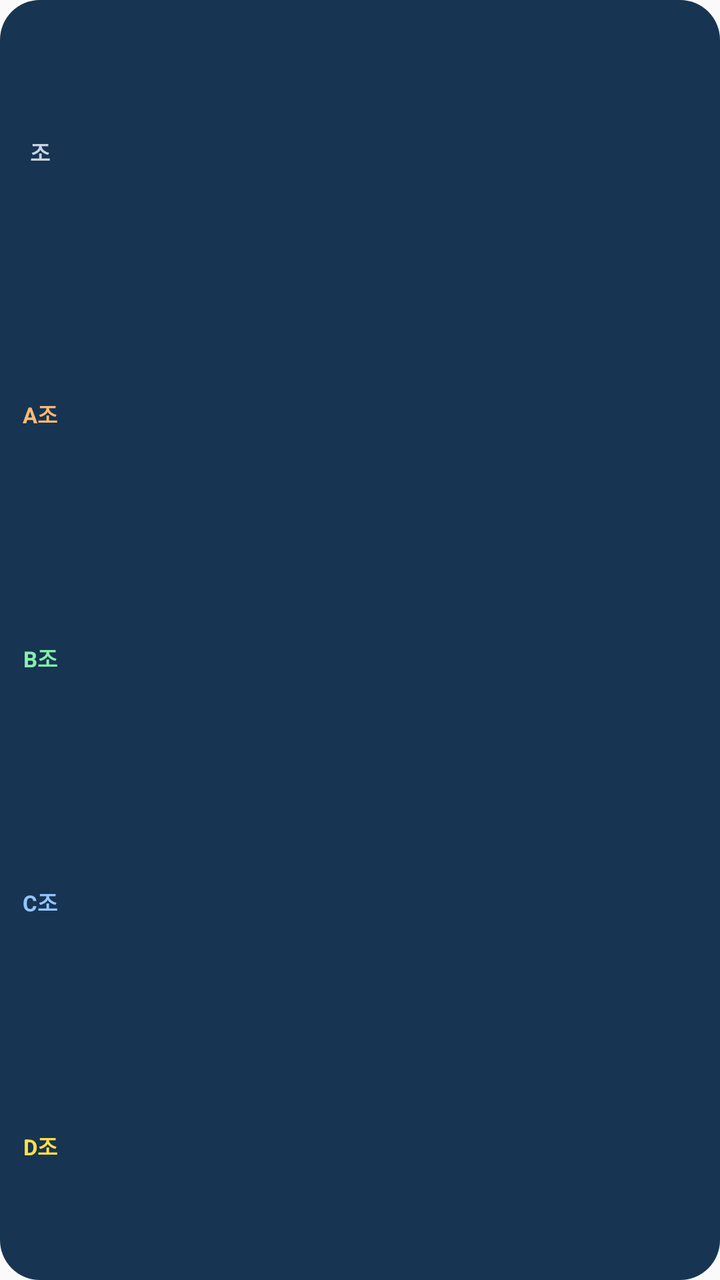
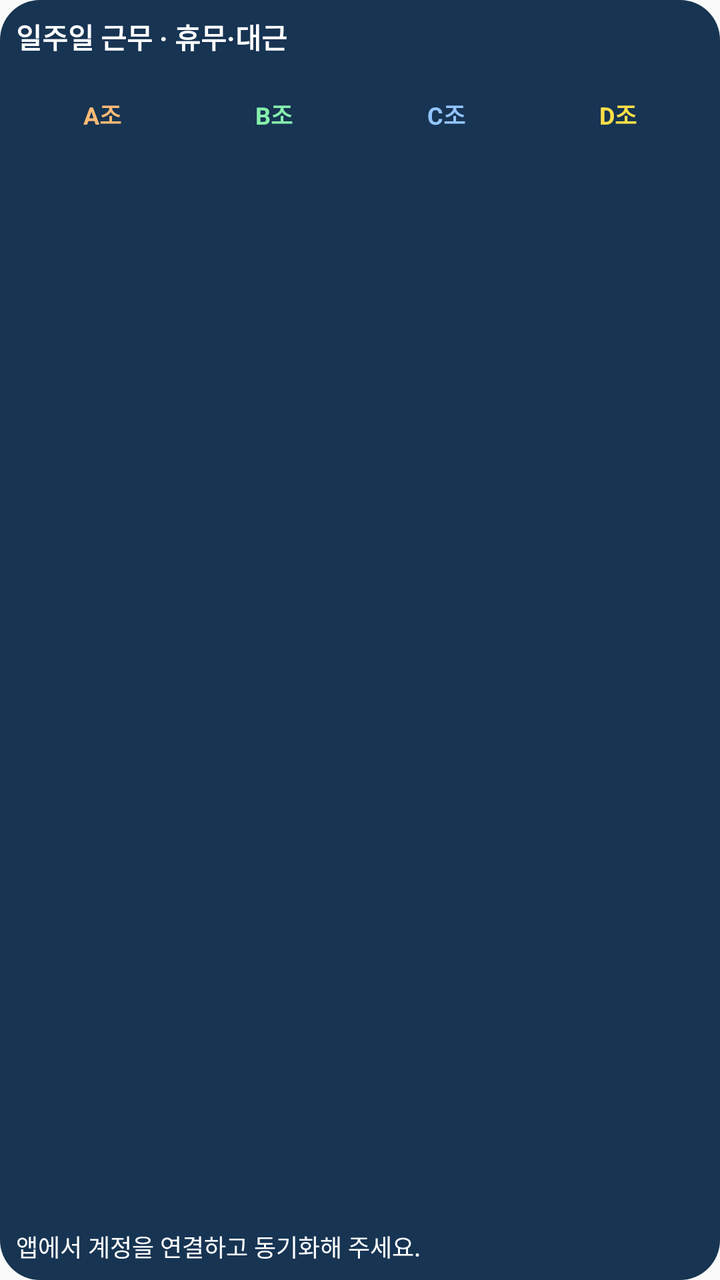

Before-and-after screenshots of an Android layout around one commit, followed by the original layout XML and the change that was made.
<!-- AndroidManifest.xml: application theme android:Theme.Material.Light.NoActionBar -->
<!-- res/layout/shift_widget.xml -->
<LinearLayout xmlns:android="http://schemas.android.com/apk/res/android" android:id="@+id/widget_root" android:layout_width="match_parent" android:layout_height="match_parent" android:orientation="vertical" android:padding="6dp" android:background="@drawable/widget_background">
<LinearLayout android:layout_width="match_parent" android:layout_height="0dp" android:layout_weight="1.15" android:orientation="horizontal">
<TextView android:layout_width="28dp" android:layout_height="match_parent" android:gravity="center" android:text="조" android:textStyle="bold" android:textSize="11sp" android:includeFontPadding="false" android:textColor="#CBD5E1"/>
<TextView android:id="@+id/date0" android:layout_width="0dp" android:layout_height="match_parent" android:layout_weight="1" android:gravity="center" android:textSize="10sp" android:includeFontPadding="false" android:textColor="#FFFFFF" android:maxLines="2"/>
<TextView android:id="@+id/date1" android:layout_width="0dp" android:layout_height="match_parent" android:layout_weight="1" android:gravity="center" android:textSize="10sp" android:includeFontPadding="false" android:textColor="#FFFFFF" android:maxLines="2"/>
<TextView android:id="@+id/date2" android:layout_width="0dp" android:layout_height="match_parent" android:layout_weight="1" android:gravity="center" android:textSize="10sp" android:includeFontPadding="false" android:textColor="#FFFFFF" android:maxLines="2"/>
<TextView android:id="@+id/date3" android:layout_width="0dp" android:layout_height="match_parent" android:layout_weight="1" android:gravity="center" android:textSize="10sp" android:includeFontPadding="false" android:textColor="#FFFFFF" android:maxLines="2"/>
<TextView android:id="@+id/date4" android:layout_width="0dp" android:layout_height="match_parent" android:layout_weight="1" android:gravity="center" android:textSize="10sp" android:includeFontPadding="false" android:textColor="#FFFFFF" android:maxLines="2"/>
<TextView android:id="@+id/date5" android:layout_width="0dp" android:layout_height="match_parent" android:layout_weight="1" android:gravity="center" android:textSize="10sp" android:includeFontPadding="false" android:textColor="#FFFFFF" android:maxLines="2"/>
<TextView android:id="@+id/date6" android:layout_width="0dp" android:layout_height="match_parent" android:layout_weight="1" android:gravity="center" android:textSize="10sp" android:includeFontPadding="false" android:textColor="#FFFFFF" android:maxLines="2"/>
</LinearLayout>
<LinearLayout android:layout_width="match_parent" android:layout_height="0dp" android:layout_weight="1" android:orientation="horizontal">
<TextView android:layout_width="28dp" android:layout_height="match_parent" android:gravity="center" android:text="A조" android:textStyle="bold" android:textSize="11sp" android:includeFontPadding="false" android:textColor="#FDBA74"/>
<TextView android:id="@+id/a0" android:layout_width="0dp" android:layout_height="match_parent" android:layout_weight="1" android:gravity="center" android:textSize="10sp" android:includeFontPadding="false" android:textColor="#FFFFFF" android:maxLines="2"/>
<TextView android:id="@+id/a1" android:layout_width="0dp" android:layout_height="match_parent" android:layout_weight="1" android:gravity="center" android:textSize="10sp" android:includeFontPadding="false" android:textColor="#FFFFFF" android:maxLines="2"/>
<TextView android:id="@+id/a2" android:layout_width="0dp" android:layout_height="match_parent" android:layout_weight="1" android:gravity="center" android:textSize="10sp" android:includeFontPadding="false" android:textColor="#FFFFFF" android:maxLines="2"/>
<TextView android:id="@+id/a3" android:layout_width="0dp" android:layout_height="match_parent" android:layout_weight="1" android:gravity="center" android:textSize="10sp" android:includeFontPadding="false" android:textColor="#FFFFFF" android:maxLines="2"/>
<TextView android:id="@+id/a4" android:layout_width="0dp" android:layout_height="match_parent" android:layout_weight="1" android:gravity="center" android:textSize="10sp" android:includeFontPadding="false" android:textColor="#FFFFFF" android:maxLines="2"/>
<TextView android:id="@+id/a5" android:layout_width="0dp" android:layout_height="match_parent" android:layout_weight="1" android:gravity="center" android:textSize="10sp" android:includeFontPadding="false" android:textColor="#FFFFFF" android:maxLines="2"/>
<TextView android:id="@+id/a6" android:layout_width="0dp" android:layout_height="match_parent" android:layout_weight="1" android:gravity="center" android:textSize="10sp" android:includeFontPadding="false" android:textColor="#FFFFFF" android:maxLines="2"/>
</LinearLayout>
<LinearLayout android:layout_width="match_parent" android:layout_height="0dp" android:layout_weight="1" android:orientation="horizontal">
<TextView android:layout_width="28dp" android:layout_height="match_parent" android:gravity="center" android:text="B조" android:textStyle="bold" android:textSize="11sp" android:includeFontPadding="false" android:textColor="#86EFAC"/>
<TextView android:id="@+id/b0" android:layout_width="0dp" android:layout_height="match_parent" android:layout_weight="1" android:gravity="center" android:textSize="10sp" android:includeFontPadding="false" android:textColor="#FFFFFF" android:maxLines="2"/>
<TextView android:id="@+id/b1" android:layout_width="0dp" android:layout_height="match_parent" android:layout_weight="1" android:gravity="center" android:textSize="10sp" android:includeFontPadding="false" android:textColor="#FFFFFF" android:maxLines="2"/>
<TextView android:id="@+id/b2" android:layout_width="0dp" android:layout_height="match_parent" android:layout_weight="1" android:gravity="center" android:textSize="10sp" android:includeFontPadding="false" android:textColor="#FFFFFF" android:maxLines="2"/>
<TextView android:id="@+id/b3" android:layout_width="0dp" android:layout_height="match_parent" android:layout_weight="1" android:gravity="center" android:textSize="10sp" android:includeFontPadding="false" android:textColor="#FFFFFF" android:maxLines="2"/>
<TextView android:id="@+id/b4" android:layout_width="0dp" android:layout_height="match_parent" android:layout_weight="1" android:gravity="center" android:textSize="10sp" android:includeFontPadding="false" android:textColor="#FFFFFF" android:maxLines="2"/>
<TextView android:id="@+id/b5" android:layout_width="0dp" android:layout_height="match_parent" android:layout_weight="1" android:gravity="center" android:textSize="10sp" android:includeFontPadding="false" android:textColor="#FFFFFF" android:maxLines="2"/>
<TextView android:id="@+id/b6" android:layout_width="0dp" android:layout_height="match_parent" android:layout_weight="1" android:gravity="center" android:textSize="10sp" android:includeFontPadding="false" android:textColor="#FFFFFF" android:maxLines="2"/>
</LinearLayout>
<LinearLayout android:layout_width="match_parent" android:layout_height="0dp" android:layout_weight="1" android:orientation="horizontal">
<TextView android:layout_width="28dp" android:layout_height="match_parent" android:gravity="center" android:text="C조" android:textStyle="bold" android:textSize="11sp" android:includeFontPadding="false" android:textColor="#93C5FD"/>
<TextView android:id="@+id/c0" android:layout_width="0dp" android:layout_height="match_parent" android:layout_weight="1" android:gravity="center" android:textSize="10sp" android:includeFontPadding="false" android:textColor="#FFFFFF" android:maxLines="2"/>
<TextView android:id="@+id/c1" android:layout_width="0dp" android:layout_height="match_parent" android:layout_weight="1" android:gravity="center" android:textSize="10sp" android:includeFontPadding="false" android:textColor="#FFFFFF" android:maxLines="2"/>
<TextView android:id="@+id/c2" android:layout_width="0dp" android:layout_height="match_parent" android:layout_weight="1" android:gravity="center" android:textSize="10sp" android:includeFontPadding="false" android:textColor="#FFFFFF" android:maxLines="2"/>
<TextView android:id="@+id/c3" android:layout_width="0dp" android:layout_height="match_parent" android:layout_weight="1" android:gravity="center" android:textSize="10sp" android:includeFontPadding="false" android:textColor="#FFFFFF" android:maxLines="2"/>
<TextView android:id="@+id/c4" android:layout_width="0dp" android:layout_height="match_parent" android:layout_weight="1" android:gravity="center" android:textSize="10sp" android:includeFontPadding="false" android:textColor="#FFFFFF" android:maxLines="2"/>
<TextView android:id="@+id/c5" android:layout_width="0dp" android:layout_height="match_parent" android:layout_weight="1" android:gravity="center" android:textSize="10sp" android:includeFontPadding="false" android:textColor="#FFFFFF" android:maxLines="2"/>
<TextView android:id="@+id/c6" android:layout_width="0dp" android:layout_height="match_parent" android:layout_weight="1" android:gravity="center" android:textSize="10sp" android:includeFontPadding="false" android:textColor="#FFFFFF" android:maxLines="2"/>
</LinearLayout>
<LinearLayout android:layout_width="match_parent" android:layout_height="0dp" android:layout_weight="1" android:orientation="horizontal">
<TextView android:layout_width="28dp" android:layout_height="match_parent" android:gravity="center" android:text="D조" android:textStyle="bold" android:textSize="11sp" android:includeFontPadding="false" android:textColor="#FDE047"/>
<TextView android:id="@+id/d0" android:layout_width="0dp" android:layout_height="match_parent" android:layout_weight="1" android:gravity="center" android:textSize="10sp" android:includeFontPadding="false" android:textColor="#FFFFFF" android:maxLines="2"/>
<TextView android:id="@+id/d1" android:layout_width="0dp" android:layout_height="match_parent" android:layout_weight="1" android:gravity="center" android:textSize="10sp" android:includeFontPadding="false" android:textColor="#FFFFFF" android:maxLines="2"/>
<TextView android:id="@+id/d2" android:layout_width="0dp" android:layout_height="match_parent" android:layout_weight="1" android:gravity="center" android:textSize="10sp" android:includeFontPadding="false" android:textColor="#FFFFFF" android:maxLines="2"/>
<TextView android:id="@+id/d3" android:layout_width="0dp" android:layout_height="match_parent" android:layout_weight="1" android:gravity="center" android:textSize="10sp" android:includeFontPadding="false" android:textColor="#FFFFFF" android:maxLines="2"/>
<TextView android:id="@+id/d4" android:layout_width="0dp" android:layout_height="match_parent" android:layout_weight="1" android:gravity="center" android:textSize="10sp" android:includeFontPadding="false" android:textColor="#FFFFFF" android:maxLines="2"/>
<TextView android:id="@+id/d5" android:layout_width="0dp" android:layout_height="match_parent" android:layout_weight="1" android:gravity="center" android:textSize="10sp" android:includeFontPadding="false" android:textColor="#FFFFFF" android:maxLines="2"/>
<TextView android:id="@+id/d6" android:layout_width="0dp" android:layout_height="match_parent" android:layout_weight="1" android:gravity="center" android:textSize="10sp" android:includeFontPadding="false" android:textColor="#FFFFFF" android:maxLines="2"/>
</LinearLayout>
</LinearLayout>
<!-- resources referenced by this layout -->
<resources>
  <!-- drawable widget_background (drawable) -->
  <shape xmlns:android="http://schemas.android.com/apk/res/android"><solid android:color="#173453"/><corners android:radius="20dp"/></shape>
</resources>

<!-- the commit's change to res/layout/shift_widget.xml (unified diff, before → after) -->
@@ -1,52 +1,14 @@
-<LinearLayout xmlns:android="http://schemas.android.com/apk/res/android" android:id="@+id/widget_root" android:layout_width="match_parent" android:layout_height="match_parent" android:orientation="vertical" android:padding="6dp" android:background="@drawable/widget_background">
-<LinearLayout android:layout_width="match_parent" android:layout_height="0dp" android:layout_weight="1.15" android:orientation="horizontal">
-<TextView android:layout_width="28dp" android:layout_height="match_parent" android:gravity="center" android:text="조" android:textStyle="bold" android:textSize="11sp" android:includeFontPadding="false" android:textColor="#CBD5E1"/>
-<TextView android:id="@+id/date0" android:layout_width="0dp" android:layout_height="match_parent" android:layout_weight="1" android:gravity="center" android:textSize="10sp" android:includeFontPadding="false" android:textColor="#FFFFFF" android:maxLines="2"/>
-<TextView android:id="@+id/date1" android:layout_width="0dp" android:layout_height="match_parent" android:layout_weight="1" android:gravity="center" android:textSize="10sp" android:includeFontPadding="false" android:textColor="#FFFFFF" android:maxLines="2"/>
-<TextView android:id="@+id/date2" android:layout_width="0dp" android:layout_height="match_parent" android:layout_weight="1" android:gravity="center" android:textSize="10sp" android:includeFontPadding="false" android:textColor="#FFFFFF" android:maxLines="2"/>
-<TextView android:id="@+id/date3" android:layout_width="0dp" android:layout_height="match_parent" android:layout_weight="1" android:gravity="center" android:textSize="10sp" android:includeFontPadding="false" android:textColor="#FFFFFF" android:maxLines="2"/>
-<TextView android:id="@+id/date4" android:layout_width="0dp" android:layout_height="match_parent" android:layout_weight="1" android:gravity="center" android:textSize="10sp" android:includeFontPadding="false" android:textColor="#FFFFFF" android:maxLines="2"/>
-<TextView android:id="@+id/date5" android:layout_width="0dp" android:layout_height="match_parent" android:layout_weight="1" android:gravity="center" android:textSize="10sp" android:includeFontPadding="false" android:textColor="#FFFFFF" android:maxLines="2"/>
-<TextView android:id="@+id/date6" android:layout_width="0dp" android:layout_height="match_parent" android:layout_weight="1" android:gravity="center" android:textSize="10sp" android:includeFontPadding="false" android:textColor="#FFFFFF" android:maxLines="2"/>
+<LinearLayout xmlns:android="http://schemas.android.com/apk/res/android" android:layout_width="match_parent" android:layout_height="match_parent" android:orientation="vertical" android:padding="8dp" android:background="@drawable/widget_background">
+<LinearLayout android:id="@+id/widget_heading" android:layout_width="match_parent" android:layout_height="wrap_content" android:orientation="vertical">
+<TextView android:layout_width="match_parent" android:layout_height="wrap_content" android:text="일주일 근무 · 휴무·대근" android:textSize="14sp" android:textStyle="bold" android:textColor="#FFFFFF"/>
+<TextView android:id="@+id/widget_status" android:layout_width="match_parent" android:layout_height="wrap_content" android:textSize="10sp" android:textColor="#CBD5E1" android:paddingBottom="4dp"/>
 </LinearLayout>
-<LinearLayout android:layout_width="match_parent" android:layout_height="0dp" android:layout_weight="1" android:orientation="horizontal">
-<TextView android:layout_width="28dp" android:layout_height="match_parent" android:gravity="center" android:text="A조" android:textStyle="bold" android:textSize="11sp" android:includeFontPadding="false" android:textColor="#FDBA74"/>
-<TextView android:id="@+id/a0" android:layout_width="0dp" android:layout_height="match_parent" android:layout_weight="1" android:gravity="center" android:textSize="10sp" android:includeFontPadding="false" android:textColor="#FFFFFF" android:maxLines="2"/>
-<TextView android:id="@+id/a1" android:layout_width="0dp" android:layout_height="match_parent" android:layout_weight="1" android:gravity="center" android:textSize="10sp" android:includeFontPadding="false" android:textColor="#FFFFFF" android:maxLines="2"/>
-<TextView android:id="@+id/a2" android:layout_width="0dp" android:layout_height="match_parent" android:layout_weight="1" android:gravity="center" android:textSize="10sp" android:includeFontPadding="false" android:textColor="#FFFFFF" android:maxLines="2"/>
-<TextView android:id="@+id/a3" android:layout_width="0dp" android:layout_height="match_parent" android:layout_weight="1" android:gravity="center" android:textSize="10sp" android:includeFontPadding="false" android:textColor="#FFFFFF" android:maxLines="2"/>
-<TextView android:id="@+id/a4" android:layout_width="0dp" android:layout_height="match_parent" android:layout_weight="1" android:gravity="center" android:textSize="10sp" android:includeFontPadding="false" android:textColor="#FFFFFF" android:maxLines="2"/>
-<TextView android:id="@+id/a5" android:layout_width="0dp" android:layout_height="match_parent" android:layout_weight="1" android:gravity="center" android:textSize="10sp" android:includeFontPadding="false" android:textColor="#FFFFFF" android:maxLines="2"/>
-<TextView android:id="@+id/a6" android:layout_width="0dp" android:layout_height="match_parent" android:layout_weight="1" android:gravity="center" android:textSize="10sp" android:includeFontPadding="false" android:textColor="#FFFFFF" android:maxLines="2"/>
+<LinearLayout android:layout_width="match_parent" android:layout_height="22dp" android:orientation="horizontal">
+<TextView android:layout_width="0dp" android:layout_height="match_parent" android:layout_weight="1" android:gravity="center" android:text="A조" android:textStyle="bold" android:textSize="12sp" android:textColor="#FDBA74"/>
+<TextView android:layout_width="0dp" android:layout_height="match_parent" android:layout_weight="1" android:gravity="center" android:text="B조" android:textStyle="bold" android:textSize="12sp" android:textColor="#86EFAC"/>
+<TextView android:layout_width="0dp" android:layout_height="match_parent" android:layout_weight="1" android:gravity="center" android:text="C조" android:textStyle="bold" android:textSize="12sp" android:textColor="#93C5FD"/>
+<TextView android:layout_width="0dp" android:layout_height="match_parent" android:layout_weight="1" android:gravity="center" android:text="D조" android:textStyle="bold" android:textSize="12sp" android:textColor="#FDE047"/>
 </LinearLayout>
-<LinearLayout android:layout_width="match_parent" android:layout_height="0dp" android:layout_weight="1" android:orientation="horizontal">
-<TextView android:layout_width="28dp" android:layout_height="match_parent" android:gravity="center" android:text="B조" android:textStyle="bold" android:textSize="11sp" android:includeFontPadding="false" android:textColor="#86EFAC"/>
-<TextView android:id="@+id/b0" android:layout_width="0dp" android:layout_height="match_parent" android:layout_weight="1" android:gravity="center" android:textSize="10sp" android:includeFontPadding="false" android:textColor="#FFFFFF" android:maxLines="2"/>
-<TextView android:id="@+id/b1" android:layout_width="0dp" android:layout_height="match_parent" android:layout_weight="1" android:gravity="center" android:textSize="10sp" android:includeFontPadding="false" android:textColor="#FFFFFF" android:maxLines="2"/>
-<TextView android:id="@+id/b2" android:layout_width="0dp" android:layout_height="match_parent" android:layout_weight="1" android:gravity="center" android:textSize="10sp" android:includeFontPadding="false" android:textColor="#FFFFFF" android:maxLines="2"/>
-<TextView android:id="@+id/b3" android:layout_width="0dp" android:layout_height="match_parent" android:layout_weight="1" android:gravity="center" android:textSize="10sp" android:includeFontPadding="false" android:textColor="#FFFFFF" android:maxLines="2"/>
-<TextView android:id="@+id/b4" android:layout_width="0dp" android:layout_height="match_parent" android:layout_weight="1" android:gravity="center" android:textSize="10sp" android:includeFontPadding="false" android:textColor="#FFFFFF" android:maxLines="2"/>
-<TextView android:id="@+id/b5" android:layout_width="0dp" android:layout_height="match_parent" android:layout_weight="1" android:gravity="center" android:textSize="10sp" android:includeFontPadding="false" android:textColor="#FFFFFF" android:maxLines="2"/>
-<TextView android:id="@+id/b6" android:layout_width="0dp" android:layout_height="match_parent" android:layout_weight="1" android:gravity="center" android:textSize="10sp" android:includeFontPadding="false" android:textColor="#FFFFFF" android:maxLines="2"/>
+<ListView android:id="@+id/week_list" android:layout_width="match_parent" android:layout_height="0dp" android:layout_weight="1" android:divider="#50647A" android:dividerHeight="1dp" android:scrollbars="vertical"/>
+<TextView android:id="@+id/widget_empty" android:layout_width="match_parent" android:layout_height="wrap_content" android:text="앱에서 계정을 연결하고 동기화해 주세요." android:textSize="12sp" android:textColor="#FFFFFF"/>
 </LinearLayout>
-<LinearLayout android:layout_width="match_parent" android:layout_height="0dp" android:layout_weight="1" android:orientation="horizontal">
-<TextView android:layout_width="28dp" android:layout_height="match_parent" android:gravity="center" android:text="C조" android:textStyle="bold" android:textSize="11sp" android:includeFontPadding="false" android:textColor="#93C5FD"/>
-<TextView android:id="@+id/c0" android:layout_width="0dp" android:layout_height="match_parent" android:layout_weight="1" android:gravity="center" android:textSize="10sp" android:includeFontPadding="false" android:textColor="#FFFFFF" android:maxLines="2"/>
-<TextView android:id="@+id/c1" android:layout_width="0dp" android:layout_height="match_parent" android:layout_weight="1" android:gravity="center" android:textSize="10sp" android:includeFontPadding="false" android:textColor="#FFFFFF" android:maxLines="2"/>
-<TextView android:id="@+id/c2" android:layout_width="0dp" android:layout_height="match_parent" android:layout_weight="1" android:gravity="center" android:textSize="10sp" android:includeFontPadding="false" android:textColor="#FFFFFF" android:maxLines="2"/>
-<TextView android:id="@+id/c3" android:layout_width="0dp" android:layout_height="match_parent" android:layout_weight="1" android:gravity="center" android:textSize="10sp" android:includeFontPadding="false" android:textColor="#FFFFFF" android:maxLines="2"/>
-<TextView android:id="@+id/c4" android:layout_width="0dp" android:layout_height="match_parent" android:layout_weight="1" android:gravity="center" android:textSize="10sp" android:includeFontPadding="false" android:textColor="#FFFFFF" android:maxLines="2"/>
-<TextView android:id="@+id/c5" android:layout_width="0dp" android:layout_height="match_parent" android:layout_weight="1" android:gravity="center" android:textSize="10sp" android:includeFontPadding="false" android:textColor="#FFFFFF" android:maxLines="2"/>
-<TextView android:id="@+id/c6" android:layout_width="0dp" android:layout_height="match_parent" android:layout_weight="1" android:gravity="center" android:textSize="10sp" android:includeFontPadding="false" android:textColor="#FFFFFF" android:maxLines="2"/>
-</LinearLayout>
-<LinearLayout android:layout_width="match_parent" android:layout_height="0dp" android:layout_weight="1" android:orientation="horizontal">
-<TextView android:layout_width="28dp" android:layout_height="match_parent" android:gravity="center" android:text="D조" android:textStyle="bold" android:textSize="11sp" android:includeFontPadding="false" android:textColor="#FDE047"/>
-<TextView android:id="@+id/d0" android:layout_width="0dp" android:layout_height="match_parent" android:layout_weight="1" android:gravity="center" android:textSize="10sp" android:includeFontPadding="false" android:textColor="#FFFFFF" android:maxLines="2"/>
-<TextView android:id="@+id/d1" android:layout_width="0dp" android:layout_height="match_parent" android:layout_weight="1" android:gravity="center" android:textSize="10sp" android:includeFontPadding="false" android:textColor="#FFFFFF" android:maxLines="2"/>
-<TextView android:id="@+id/d2" android:layout_width="0dp" android:layout_height="match_parent" android:layout_weight="1" android:gravity="center" android:textSize="10sp" android:includeFontPadding="false" android:textColor="#FFFFFF" android:maxLines="2"/>
-<TextView android:id="@+id/d3" android:layout_width="0dp" android:layout_height="match_parent" android:layout_weight="1" android:gravity="center" android:textSize="10sp" android:includeFontPadding="false" android:textColor="#FFFFFF" android:maxLines="2"/>
-<TextView android:id="@+id/d4" android:layout_width="0dp" android:layout_height="match_parent" android:layout_weight="1" android:gravity="center" android:textSize="10sp" android:includeFontPadding="false" android:textColor="#FFFFFF" android:maxLines="2"/>
-<TextView android:id="@+id/d5" android:layout_width="0dp" android:layout_height="match_parent" android:layout_weight="1" android:gravity="center" android:textSize="10sp" android:includeFontPadding="false" android:textColor="#FFFFFF" android:maxLines="2"/>
-<TextView android:id="@+id/d6" android:layout_width="0dp" android:layout_height="match_parent" android:layout_weight="1" android:gravity="center" android:textSize="10sp" android:includeFontPadding="false" android:textColor="#FFFFFF" android:maxLines="2"/>
-</LinearLayout>
-</LinearLayout>
